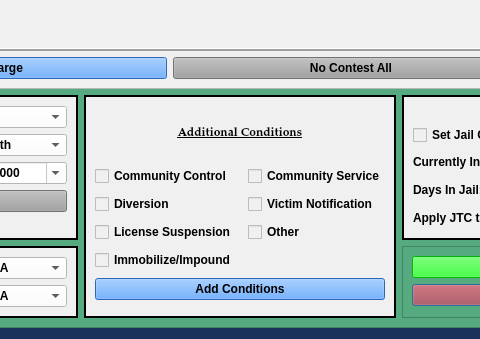
Before: the Qt Designer form package/views/ui/JailCCPleaDialog.ui in HunterProgram22/MuniEntry, drawn with Qt 5; both pictures show x 220 to 700 and y 516 to 855 of the 1142 by 855 pixel window.
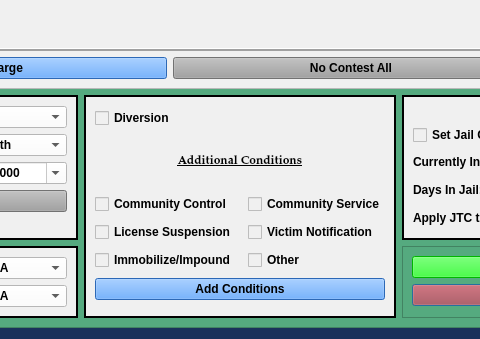
After: the same form once the commit is applied.

Commit message: Set diversion checkbox to toggle costs.

What changed in the file:
```diff
--- a/package/views/ui/JailCCPleaDialog.ui
+++ b/package/views/ui/JailCCPleaDialog.ui
@@ -1022,15 +1022,8 @@
          <property name="lineWidth">
           <number>2</number>
          </property>
-         <layout class="QGridLayout" name="gridLayout_5" rowstretch="0,0,0,0,0,0,0">
-          <item row="5" column="0">
-           <widget class="QCheckBox" name="impoundment_checkBox">
-            <property name="text">
-             <string>Immobilize/Impound</string>
-            </property>
-           </widget>
-          </item>
-          <item row="6" column="0" colspan="3">
+         <layout class="QGridLayout" name="gridLayout_5" rowstretch="0,0,0,0,0,0,0,0">
+          <item row="7" column="0" colspan="3">
            <widget class="QPushButton" name="add_conditions_Button">
             <property name="styleSheet">
              <string notr="true">background-color: rgb(62, 146, 255)</string>
@@ -1043,68 +1036,28 @@
             </property>
            </widget>
           </item>
-          <item row="0" column="0" colspan="3">
-           <widget class="QLabel" name="add_conditions_label">
-            <property name="maximumSize">
-             <size>
-              <width>16777215</width>
-              <height>50</height>
-             </size>
-            </property>
-            <property name="font">
-             <font>
-              <family>Palatino Linotype</family>
-              <pointsize>9</pointsize>
-              <weight>75</weight>
-              <italic>false</italic>
-              <bold>true</bold>
-              <underline>true</underline>
-             </font>
-            </property>
-            <property name="text">
-             <string>Additional Conditions</string>
-            </property>
-            <property name="alignment">
-             <set>Qt::AlignCenter</set>
-            </property>
-           </widget>
-          </item>
-          <item row="4" column="0">
-           <widget class="QCheckBox" name="license_suspension_checkBox">
-            <property name="text">
-             <string>License Suspension</string>
-            </property>
-           </widget>
-          </item>
-          <item row="2" column="0">
+          <item row="3" column="0">
            <widget class="QCheckBox" name="community_control_checkBox">
             <property name="text">
              <string>Community Control</string>
             </property>
            </widget>
           </item>
-          <item row="3" column="0">
-           <widget class="QCheckBox" name="diversion_checkBox">
-            <property name="text">
-             <string>Diversion</string>
-            </property>
-           </widget>
-          </item>
-          <item row="2" column="2">
-           <widget class="QCheckBox" name="community_service_checkBox">
-            <property name="text">
-             <string>Community Service</string>
-            </property>
-           </widget>
-          </item>
-          <item row="3" column="2">
+          <item row="4" column="2">
            <widget class="QCheckBox" name="victim_notification_checkBox">
             <property name="text">
              <string>Victim Notification</string>
             </property>
            </widget>
           </item>
-          <item row="4" column="2">
+          <item row="3" column="2">
+           <widget class="QCheckBox" name="community_service_checkBox">
+            <property name="text">
+             <string>Community Service</string>
+            </property>
+           </widget>
+          </item>
+          <item row="5" column="2">
            <widget class="QCheckBox" name="other_conditions_checkBox">
             <property name="enabled">
              <bool>true</bool>
@@ -1117,6 +1070,53 @@
             </property>
            </widget>
           </item>
+          <item row="4" column="0">
+           <widget class="QCheckBox" name="license_suspension_checkBox">
+            <property name="text">
+             <string>License Suspension</string>
+            </property>
+           </widget>
+          </item>
+          <item row="5" column="0">
+           <widget class="QCheckBox" name="impoundment_checkBox">
+            <property name="text">
+             <string>Immobilize/Impound</string>
+            </property>
+           </widget>
+          </item>
+          <item row="1" column="0" colspan="3">
+           <widget class="QLabel" name="add_conditions_label">
+            <property name="maximumSize">
+             <size>
+              <width>16777215</width>
+              <height>50</height>
+             </size>
+            </property>
+            <property name="font">
+             <font>
+              <family>Palatino Linotype</family>
+              <pointsize>9</pointsize>
+              <weight>75</weight>
+              <italic>false</italic>
+              <bold>true</bold>
+              <underline>true</underline>
+             </font>
+            </property>
+            <property name="text">
+             <string>Additional Conditions</string>
+            </property>
+            <property name="alignment">
+             <set>Qt::AlignCenter</set>
+            </property>
+           </widget>
+          </item>
+          <item row="0" column="0">
+           <widget class="QCheckBox" name="diversion_checkBox">
+            <property name="text">
+             <string>Diversion</string>
+            </property>
+           </widget>
+          </item>
          </layout>
         </widget>
        </item>
```
Left out of the diff: 5 changed lines with no effect on the pictures. The commit also changes 5 other files.
